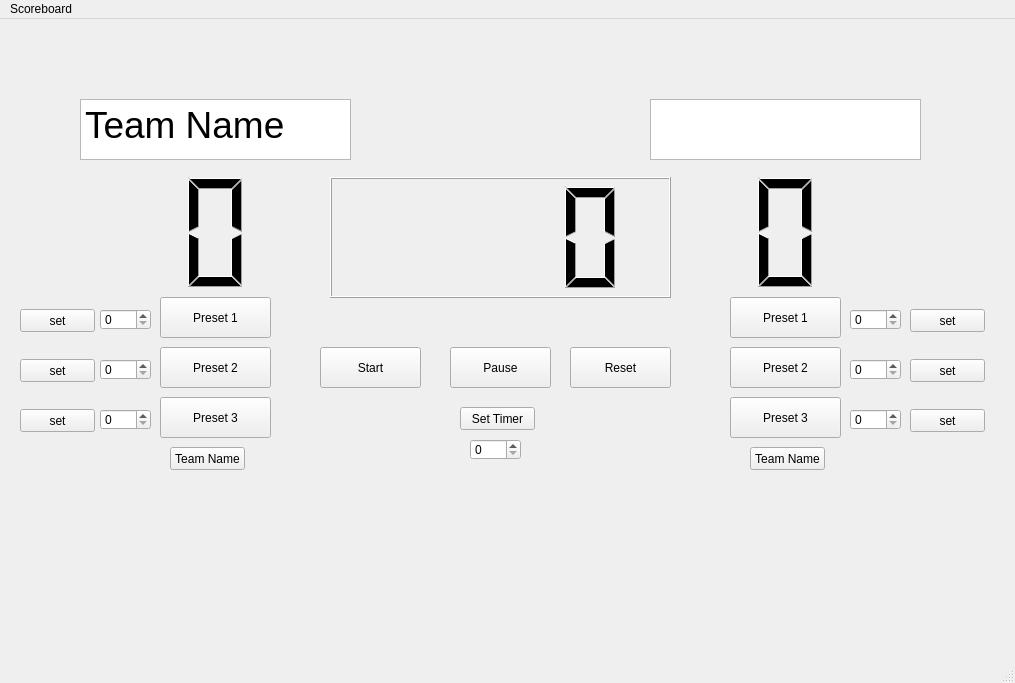
Old version of the form MainWindow.ui in the repository Harrison006/ScoreBoard.
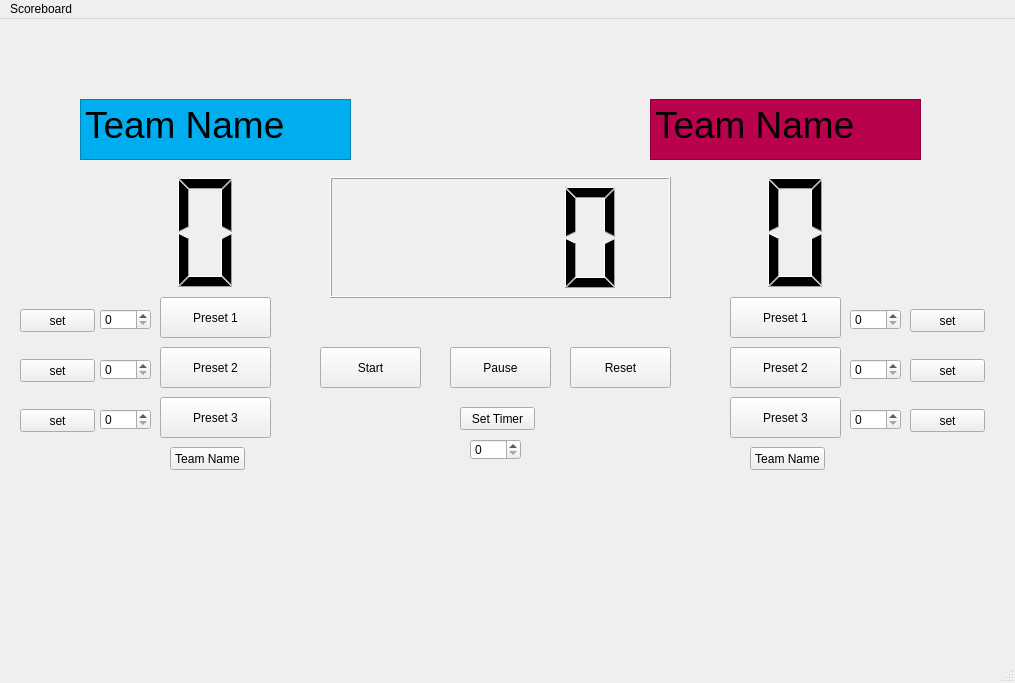
New version of the form.

```diff
--- a/MainWindow.ui
+++ b/MainWindow.ui
@@ -163,9 +163,9 @@
    <widget class="QLCDNumber" name="LeftTeamNumber">
     <property name="geometry">
      <rect>
-      <x>170</x>
+      <x>80</x>
       <y>148</y>
-      <width>91</width>
+      <width>251</width>
       <height>131</height>
      </rect>
     </property>
@@ -195,9 +195,9 @@
    <widget class="QLCDNumber" name="LeftTeamNumber_2">
     <property name="geometry">
      <rect>
-      <x>740</x>
+      <x>670</x>
       <y>148</y>
-      <width>91</width>
+      <width>251</width>
       <height>131</height>
      </rect>
     </property>
@@ -253,9 +253,15 @@
     <property name="layoutDirection">
      <enum>Qt::LeftToRight</enum>
     </property>
+    <property name="styleSheet">
+     <string notr="true">background-color: rgb(0, 174, 239);</string>
+    </property>
     <property name="plainText">
      <string>Team Name</string>
     </property>
+    <property name="backgroundVisible">
+     <bool>false</bool>
+    </property>
    </widget>
    <widget class="QPlainTextEdit" name="plainTextEdit_2">
     <property name="geometry">
@@ -271,6 +277,15 @@
       <pointsize>28</pointsize>
      </font>
     </property>
+    <property name="styleSheet">
+     <string notr="true">background-color: rgb(186, 1, 78);</string>
+    </property>
+    <property name="lineWrapMode">
+     <enum>QPlainTextEdit::WidgetWidth</enum>
+    </property>
+    <property name="plainText">
+     <string>Team Name</string>
+    </property>
    </widget>
    <widget class="QSpinBox" name="timervalset_2">
     <property name="geometry">
```
